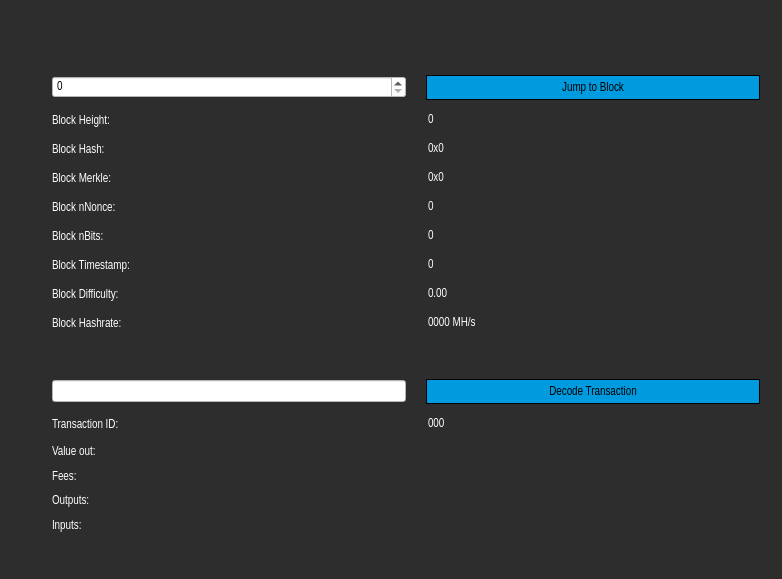
Before: the Qt Designer form src/qt/forms/blockbrowser.ui in shade-project/Shade, drawn with Qt 5.
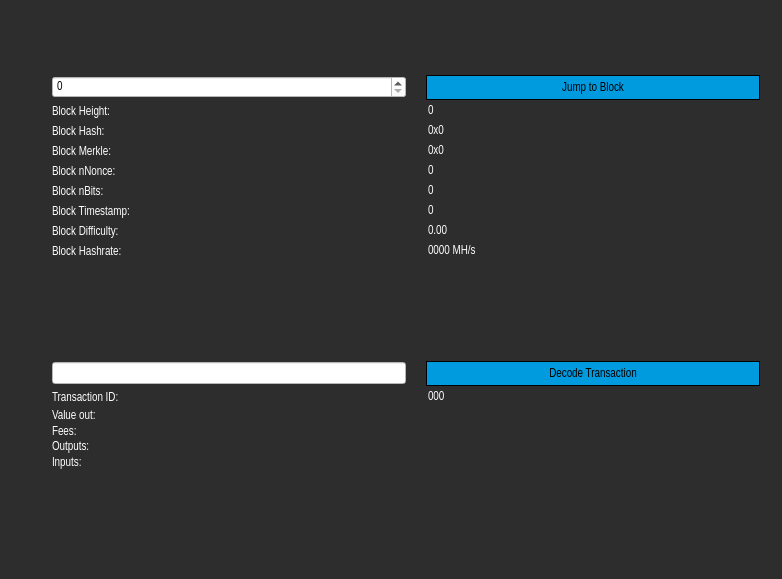
After: the same form once the commit is applied. Icons and pictures are not drawn.

```diff
--- a/src/qt/forms/blockbrowser.ui
+++ b/src/qt/forms/blockbrowser.ui
@@ -59,7 +59,7 @@
       <number>0</number>
      </property>
      <property name="verticalSpacing">
-      <number>12</number>
+      <number>3</number>
      </property>
      <item row="3" column="1">
       <widget class="QLabel" name="heightLabel">
```
